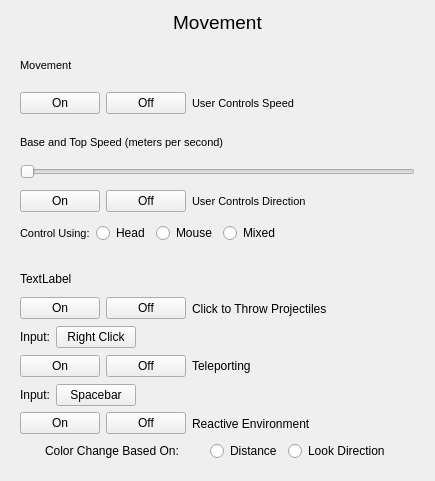
Painless-VR-Capstone/Qt-ClientApp, file task_passiveflyaround.ui: the form before one commit.
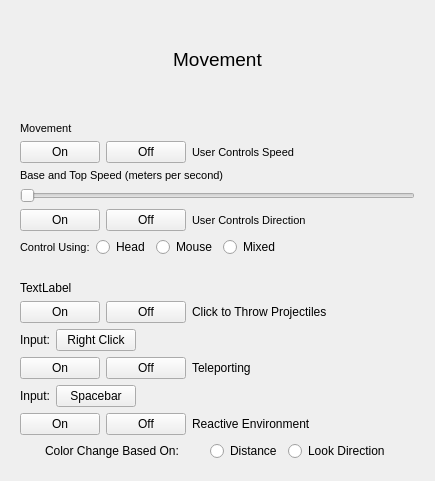
The form after the commit.

Commit message: Started working on code Got the task tab and passive fly around options to show up but they are the wrong size

Diff of the .ui file:
```diff
--- a/task_passiveflyaround.ui
+++ b/task_passiveflyaround.ui
@@ -10,6 +10,12 @@
     <height>481</height>
    </rect>
   </property>
+  <property name="sizePolicy">
+   <sizepolicy hsizetype="Preferred" vsizetype="Preferred">
+    <horstretch>2</horstretch>
+    <verstretch>0</verstretch>
+   </sizepolicy>
+  </property>
   <property name="windowTitle">
    <string>Form</string>
   </property>
@@ -17,7 +23,7 @@
    <item row="0" column="0">
     <widget class="QLabel" name="label_2">
      <property name="sizePolicy">
-      <sizepolicy hsizetype="Preferred" vsizetype="Fixed">
+      <sizepolicy hsizetype="Expanding" vsizetype="Expanding">
        <horstretch>0</horstretch>
        <verstretch>0</verstretch>
       </sizepolicy>
@@ -40,6 +46,12 @@
    </item>
    <item row="1" column="0">
     <widget class="QWidget" name="widget_4" native="true">
+     <property name="sizePolicy">
+      <sizepolicy hsizetype="Expanding" vsizetype="Expanding">
+       <horstretch>0</horstretch>
+       <verstretch>0</verstretch>
+      </sizepolicy>
+     </property>
      <layout class="QGridLayout" name="gridLayout_4">
       <item row="2" column="0">
        <widget class="QLabel" name="label_4">
@@ -261,6 +273,12 @@
    </item>
    <item row="2" column="0">
     <widget class="QWidget" name="widget_5" native="true">
+     <property name="sizePolicy">
+      <sizepolicy hsizetype="Expanding" vsizetype="Expanding">
+       <horstretch>0</horstretch>
+       <verstretch>0</verstretch>
+      </sizepolicy>
+     </property>
      <layout class="QGridLayout" name="gridLayout_5">
       <item row="4" column="0">
        <layout class="QHBoxLayout" name="horizontalLayout_7">
```
The commit also changes 13 other files.
